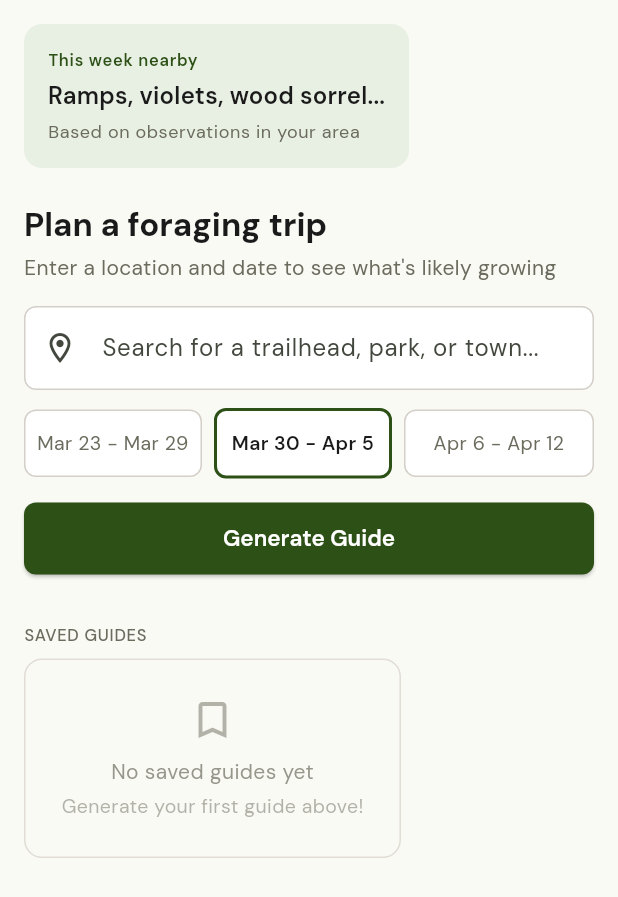
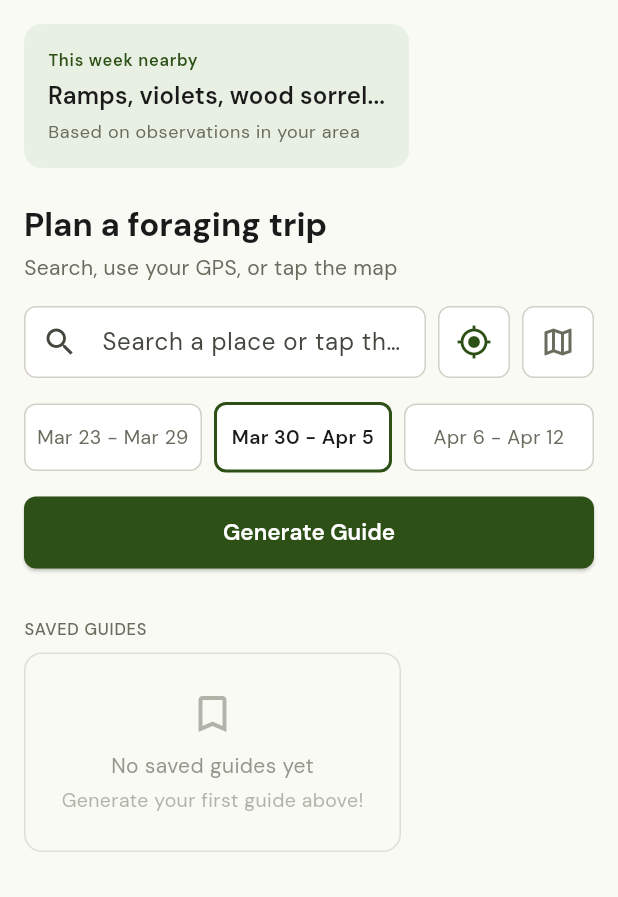
Before and after one commit to CalculatedCodeAux/foragecast, a Flutter app: the HomeScreen screen opened directly, on a phone screen of 412 x 824 dp. Shown: the top 897 px of the screen. Run offline on Flutter 3.47's test engine with Material 3 defaults, Android fonts, the phone set to English and light mode, and no system bars; our stand-ins replace flutter_map, geolocator, google_fonts, latlong2, shared_preferences; accounts and stored records are empty.

Commit message:
Add GPS location, faster search, and map tap-to-select
Three location input methods:
1. GPS "use my location" button with permission handling
2. Text search with 2-char minimum and 300ms debounce (was 3-char/500ms)
3. Interactive map with tap-to-drop-pin (OpenStreetMap tiles)

New widget: LocationPicker combines all three methods.
Search results show full address + short name.
Map toggles open/closed. Pin updates on search selection or GPS.

Dependencies added: geolocator, flutter_map, latlong2
Android permissions: ACCESS_FINE_LOCATION, ACCESS_COARSE_LOCATION

Co-Authored-By: Claude Opus 4.6 (1M context) <noreply@anthropic.com>

```diff
--- a/flutter_app/lib/screens/home_screen.dart
+++ b/flutter_app/lib/screens/home_screen.dart
@@ -1,11 +1,10 @@
-import 'dart:async';
 import 'package:flutter/material.dart';
 import '../theme.dart';
 import '../services/api_client.dart';
-import '../services/geocoding.dart';
+import '../widgets/location_picker.dart';
 import 'guide_screen.dart';
 
-/// Home screen: branded snapshot + location search + date picker + saved guides.
+/// Home screen: branded snapshot + location picker + date picker + saved guides.
 class HomeScreen extends StatefulWidget {
   const HomeScreen({super.key});
 
@@ -14,19 +13,12 @@ class HomeScreen extends StatefulWidget {
 }
 
 class _HomeScreenState extends State<HomeScreen> {
-  final _searchController = TextEditingController();
   final _apiClient = ApiClient();
-  final _geocoding = GeocodingService();
 
   int _selectedWeekOffset = 1;
   bool _isLoading = false;
-  bool _isSearching = false;
   String? _error;
-
-  // Geocoding state
-  List<GeocodingResult> _searchResults = [];
-  GeocodingResult? _selectedLocation;
-  Timer? _debounce;
+  SelectedLocation? _selectedLocation;
 
   DateTime get _weekStart {
     final now = DateTime.now();
@@ -36,47 +28,9 @@ class _HomeScreenState extends State<HomeScreen> {
 
   DateTime get _weekEnd => _weekStart.add(const Duration(days: 6));
 
-  void _onSearchChanged(String query) {
-    // Clear selection when user edits text
-    if (_selectedLocation != null) {
-      setState(() => _selectedLocation = null);
-    }
-
-    _debounce?.cancel();
-    if (query.trim().length < 3) {
-      setState(() => _searchResults = []);
-      return;
-    }
-
-    _debounce = Timer(const Duration(milliseconds: 500), () async {
-      if (!mounted) return;
-      setState(() => _isSearching = true);
-      try {
-        final results = await _geocoding.search(query);
-        if (mounted) {
-          setState(() {
-            _searchResults = results;
-            _isSearching = false;
-          });
-        }
-      } on GeocodingException {
-        if (mounted) setState(() => _isSearching = false);
-      }
-    });
-  }
-
-  void _selectLocation(GeocodingResult result) {
-    setState(() {
-      _selectedLocation = result;
-      _searchController.text = result.shortName;
-      _searchResults = [];
-    });
-    FocusScope.of(context).unfocus();
-  }
-
   Future<void> _generateGuide() async {
     if (_selectedLocation == null) {
-      setState(() => _error = 'Select a location from the search results first.');
+      setState(() => _error = 'Pick a location first: search, use GPS, or tap the map.');
       return;
     }
 
@@ -124,10 +78,7 @@ class _HomeScreenState extends State<HomeScreen> {
     return Scaffold(
       body: SafeArea(
         child: GestureDetector(
-          onTap: () {
-            FocusScope.of(context).unfocus();
-            setState(() => _searchResults = []);
-          },
+          onTap: () => FocusScope.of(context).unfocus(),
           child: SingleChildScrollView(
             padding: const EdgeInsets.all(ForageTheme.sp16),
             child: Column(
@@ -180,117 +131,25 @@ class _HomeScreenState extends State<HomeScreen> {
                 ),
                 const SizedBox(height: ForageTheme.sp4),
                 Text(
-                  'Enter a location and date to see what\'s likely growing',
+                  'Search, use your GPS, or tap the map',
                   style: Theme.of(context).textTheme.bodyMedium?.copyWith(
                         color: ForageTheme.textMuted,
                       ),
                 ),
                 const SizedBox(height: ForageTheme.sp16),
 
-                // Location search with autocomplete
-                TextField(
-                  controller: _searchController,
-                  onChanged: _onSearchChanged,
-                  decoration: InputDecoration(
-                    hintText: 'Search for a trailhead, park, or town...',
-                    prefixIcon: _selectedLocation != null
-                        ? const Icon(Icons.check_circle, color: ForageTheme.primary)
-                        : const Icon(Icons.location_on_outlined),
-                    suffixIcon: _isSearching
-                        ? const Padding(
-                            padding: EdgeInsets.all(12),
-                            child: SizedBox(
-                              width: 20, height: 20,
-                              child: CircularProgressIndicator(strokeWidth: 2),
-                            ),
-                          )
-                        : _searchController.text.isNotEmpty
-                            ? IconButton(
-                                icon: const Icon(Icons.clear, size: 20),
-                                onPressed: () {
-                                  _searchController.clear();
-                                  setState(() {
-                                    _selectedLocation = null;
-                                    _searchResults = [];
-                                    _error = null;
-                                  });
-                                },
-                              )
-                            : null,
-                    border: OutlineInputBorder(
-                      borderRadius: BorderRadius.circular(8),
-                      borderSide: const BorderSide(color: Color(0xFFD4D0C8)),
-                    ),
-                    enabledBorder: OutlineInputBorder(
-                      borderRadius: BorderRadius.circular(8),
-                      borderSide: BorderSide(
-                        color: _selectedLocation != null
-                            ? ForageTheme.primary
-                            : const Color(0xFFD4D0C8),
-                      ),
-                    ),
-                    focusedBorder: OutlineInputBorder(
-                      borderRadius: BorderRadius.circular(8),
-                      borderSide: const BorderSide(color: ForageTheme.primary, width: 2),
-                    ),
-                    filled: true,
-                    fillColor: ForageTheme.surface,
-                  ),
+                // Location picker (search + GPS + map)
+                LocationPicker(
+                  initialLocation: _selectedLocation,
+                  onLocationSelected: (loc) {
+                    setState(() {
+                      _selectedLocation = loc;
+                      _error = null;
+                    });
+                  },
                 ),
 
-                // Search results dropdown
-                if (_searchResults.isNotEmpty)
-                  Container(
-                    margin: const EdgeInsets.only(top: 2),
-                    decoration: BoxDecoration(
-                      color: ForageTheme.surface,
-                      borderRadius: BorderRadius.circular(8),
-                      border: Border.all(color: const Color(0xFFD4D0C8)),
-                      boxShadow: [
-                        BoxShadow(
-                          color: Colors.black.withValues(alpha: 0.08),
-                          blurRadius: 8,
-                          offset: const Offset(0, 4),
-                        ),
-                      ],
-                    ),
-                    child: Column(
-                      children: _searchResults.map((result) {
-                        return InkWell(
-                          onTap: () => _selectLocation(result),
-                          child: Padding(
-                            padding: const EdgeInsets.symmetric(
-                              horizontal: ForageTheme.sp12,
-                              vertical: ForageTheme.sp12,
-                            ),
-                            child: Row(
-                              children: [
-                                const Icon(Icons.location_on_outlined,
-                                    size: 18, color: ForageTheme.textMuted),
-                                const SizedBox(width: ForageTheme.sp8),
-                                Expanded(
-                                  child: Text(
-                                    result.shortName,
-                                    style: const TextStyle(fontSize: 14),
-                                    overflow: TextOverflow.ellipsis,
-                                  ),
-                                ),
-                                Text(
-                                  '${result.lat.toStringAsFixed(2)}, ${result.lng.toStringAsFixed(2)}',
-                                  style: const TextStyle(
-                                    fontSize: 12,
-                                    color: ForageTheme.textMuted,
-                                  ),
-                                ),
-                              ],
-                            ),
-                          ),
-                        );
-                      }).toList(),
-                    ),
-                  ),
-
-                const SizedBox(height: ForageTheme.sp12),
+                const SizedBox(height: ForageTheme.sp16),
 
                 // Date pills
                 Row(
@@ -425,11 +284,4 @@ class _HomeScreenState extends State<HomeScreen> {
       ),
     );
   }
-
-  @override
-  void dispose() {
-    _searchController.dispose();
-    _debounce?.cancel();
-    super.dispose();
-  }
 }
--- /dev/null
+++ b/flutter_app/lib/widgets/location_picker.dart
@@ -0,0 +1,443 @@
+import 'dart:async';
+import 'package:flutter/material.dart';
+import 'package:flutter_map/flutter_map.dart';
+import 'package:geolocator/geolocator.dart';
+import 'package:latlong2/latlong.dart';
+import '../theme.dart';
+import '../services/geocoding.dart';
+
+/// Combined location picker: GPS button + text search + map tap.
+/// Returns a SelectedLocation when the user picks a place.
+class LocationPicker extends StatefulWidget {
+  final void Function(SelectedLocation location) onLocationSelected;
+  final SelectedLocation? initialLocation;
+
+  const LocationPicker({
+    super.key,
+    required this.onLocationSelected,
+    this.initialLocation,
+  });
+
+  @override
+  State<LocationPicker> createState() => _LocationPickerState();
+}
+
+class SelectedLocation {
+  final double lat;
+  final double lng;
+  final String name;
+
+  SelectedLocation({required this.lat, required this.lng, required this.name});
+}
+
+class _LocationPickerState extends State<LocationPicker> {
+  final _searchController = TextEditingController();
+  final _geocoding = GeocodingService();
+  final _mapController = MapController();
+
+  List<GeocodingResult> _searchResults = [];
+  bool _isSearching = false;
+  bool _isLocating = false;
+  bool _showMap = false;
+  SelectedLocation? _selected;
+  Timer? _debounce;
+
+  // Map state
+  LatLng? _mapPin;
+
+  @override
+  void initState() {
+    super.initState();
+    _selected = widget.initialLocation;
+    if (_selected != null) {
+      _searchController.text = _selected!.name;
+      _mapPin = LatLng(_selected!.lat, _selected!.lng);
+    }
+  }
+
+  void _onSearchChanged(String query) {
+    if (_selected != null) {
+      setState(() => _selected = null);
+    }
+
+    _debounce?.cancel();
+
+    // Start searching after just 2 characters, 300ms debounce (faster)
+    if (query.trim().length < 2) {
+      setState(() => _searchResults = []);
+      return;
+    }
+
+    _debounce = Timer(const Duration(milliseconds: 300), () async {
+      if (!mounted) return;
+      setState(() => _isSearching = true);
+      try {
+        final results = await _geocoding.search(query);
+        if (mounted) {
+          setState(() {
+            _searchResults = results;
+            _isSearching = false;
+          });
+        }
+      } on GeocodingException {
+        if (mounted) setState(() => _isSearching = false);
+      }
+    });
+  }
+
+  void _selectSearchResult(GeocodingResult result) {
+    final loc = SelectedLocation(
+      lat: result.lat,
+      lng: result.lng,
+      name: result.shortName,
+    );
+    setState(() {
+      _selected = loc;
+      _searchController.text = result.shortName;
+      _searchResults = [];
+      _mapPin = LatLng(result.lat, result.lng);
+    });
+    FocusScope.of(context).unfocus();
+    widget.onLocationSelected(loc);
+  }
+
+  Future<void> _useMyLocation() async {
+    setState(() => _isLocating = true);
+
+    try {
+      // Check permission
+      LocationPermission permission = await Geolocator.checkPermission();
+      if (permission == LocationPermission.denied) {
+        permission = await Geolocator.requestPermission();
+        if (permission == LocationPermission.denied) {
+          if (mounted) {
+            ScaffoldMessenger.of(context).showSnackBar(
+              const SnackBar(content: Text('Location permission denied.')),
+            );
+          }
+          return;
+        }
+      }
+
+      if (permission == LocationPermission.deniedForever) {
+        if (mounted) {
+          ScaffoldMessenger.of(context).showSnackBar(
+            const SnackBar(
+              content: Text('Location permission permanently denied. Enable in Settings.'),
+            ),
+          );
+        }
+        return;
+      }
+
+      // Get position
+      final position = await Geolocator.getCurrentPosition(
+        locationSettings: const LocationSettings(
+          accuracy: LocationAccuracy.medium,
+          timeLimit: Duration(seconds: 10),
+        ),
+      );
+
+      // Reverse geocode to get a name
+      String locationName = '${position.latitude.toStringAsFixed(3)}, ${position.longitude.toStringAsFixed(3)}';
+      try {
+        final results = await _geocoding.search(
+          '${position.latitude},${position.longitude}',
+        );
+        if (results.isNotEmpty) {
+          locationName = results.first.shortName;
+        }
+      } catch (_) {
+        // Keep coordinate string if reverse geocoding fails
+      }
+
+      final loc = SelectedLocation(
+        lat: position.latitude,
+        lng: position.longitude,
+        name: locationName,
+      );
+
+      if (mounted) {
+        setState(() {
+          _selected = loc;
+          _searchController.text = locationName;
+          _searchResults = [];
+          _mapPin = LatLng(position.latitude, position.longitude);
+        });
+        widget.onLocationSelected(loc);
+      }
+    } catch (e) {
+      if (mounted) {
+        ScaffoldMessenger.of(context).showSnackBar(
+          SnackBar(content: Text('Could not get location: $e')),
+        );
+      }
+    } finally {
+      if (mounted) setState(() => _isLocating = false);
+    }
+  }
+
+  void _onMapTap(TapPosition tapPosition, LatLng point) async {
+    // Reverse geocode the tapped point
+    String name = '${point.latitude.toStringAsFixed(3)}, ${point.longitude.toStringAsFixed(3)}';
+    try {
+      final results = await _geocoding.search(
+        '${point.latitude},${point.longitude}',
+      );
+      if (results.isNotEmpty) {
+        name = results.first.shortName;
+      }
+    } catch (_) {}
+
+    final loc = SelectedLocation(
+      lat: point.latitude,
+      lng: point.longitude,
+      name: name,
+    );
+
+    setState(() {
+      _selected = loc;
+      _searchController.text = name;
+      _mapPin = point;
+      _searchResults = [];
+    });
+    widget.onLocationSelected(loc);
+  }
+
+  @override
+  Widget build(BuildContext context) {
+    return Column(
+      crossAxisAlignment: CrossAxisAlignment.start,
+      children: [
+        // Search field + GPS button
+        Row(
+          children: [
+            Expanded(
+              child: TextField(
+                controller: _searchController,
+                onChanged: _onSearchChanged,
+                decoration: InputDecoration(
+                  hintText: 'Search a place or tap the map...',
+                  prefixIcon: _selected != null
+                      ? const Icon(Icons.check_circle, color: ForageTheme.primary)
+                      : const Icon(Icons.search),
+                  suffixIcon: _isSearching
+                      ? const Padding(
+                          padding: EdgeInsets.all(12),
+                          child: SizedBox(
+                            width: 20, height: 20,
+                            child: CircularProgressIndicator(strokeWidth: 2),
+                          ),
+                        )
+                      : _searchController.text.isNotEmpty
+                          ? IconButton(
+                              icon: const Icon(Icons.clear, size: 20),
+                              onPressed: () {
+                                _searchController.clear();
+                                setState(() {
+                                  _selected = null;
+                                  _searchResults = [];
+                                  _mapPin = null;
+                                });
+                              },
+                            )
+                          : null,
+                  contentPadding: const EdgeInsets.symmetric(
+                    horizontal: ForageTheme.sp12,
+                    vertical: ForageTheme.sp12,
+                  ),
+                  border: OutlineInputBorder(
+                    borderRadius: BorderRadius.circular(8),
+                    borderSide: const BorderSide(color: Color(0xFFD4D0C8)),
+                  ),
+                  enabledBorder: OutlineInputBorder(
+                    borderRadius: BorderRadius.circular(8),
+                    borderSide: BorderSide(
+                      color: _selected != null
+                          ? ForageTheme.primary
+                          : const Color(0xFFD4D0C8),
+                    ),
+                  ),
+                  focusedBorder: OutlineInputBorder(
+                    borderRadius: BorderRadius.circular(8),
+                    borderSide: const BorderSide(color: ForageTheme.primary, width: 2),
+                  ),
+                  filled: true,
+                  fillColor: ForageTheme.surface,
+                ),
+              ),
+            ),
+            const SizedBox(width: ForageTheme.sp8),
+            // GPS button
+            SizedBox(
+              height: 48,
+              width: 48,
+              child: Material(
+                color: ForageTheme.surface,
+                borderRadius: BorderRadius.circular(8),
+                child: InkWell(
+                  borderRadius: BorderRadius.circular(8),
+                  onTap: _isLocating ? null : _useMyLocation,
+                  child: Container(
+                    decoration: BoxDecoration(
+                      border: Border.all(color: const Color(0xFFD4D0C8)),
+                      borderRadius: BorderRadius.circular(8),
+                    ),
+                    child: _isLocating
+                        ? const Padding(
+                            padding: EdgeInsets.all(12),
+                            child: SizedBox(
+                              width: 20, height: 20,
+                              child: CircularProgressIndicator(strokeWidth: 2),
+                            ),
+                          )
+                        : const Icon(Icons.my_location, color: ForageTheme.primary),
+                  ),
+                ),
+              ),
+            ),
+            const SizedBox(width: ForageTheme.sp8),
+            // Map toggle button
+            SizedBox(
+              height: 48,
+              width: 48,
+              child: Material(
+                color: _showMap ? ForageTheme.primary : ForageTheme.surface,
+                borderRadius: BorderRadius.circular(8),
+                child: InkWell(
+                  borderRadius: BorderRadius.circular(8),
+                  onTap: () => setState(() => _showMap = !_showMap),
+                  child: Container(
+                    decoration: BoxDecoration(
+                      border: Border.all(
+                        color: _showMap ? ForageTheme.primary : const Color(0xFFD4D0C8),
+                      ),
+                      borderRadius: BorderRadius.circular(8),
+                    ),
+                    child: Icon(
+                      Icons.map_outlined,
+                      color: _showMap ? Colors.white : ForageTheme.textMuted,
+                    ),
+                  ),
+                ),
+              ),
+            ),
+          ],
+        ),
+
+        // Search results dropdown
+        if (_searchResults.isNotEmpty)
+          Container(
+            margin: const EdgeInsets.only(top: 2),
+            constraints: const BoxConstraints(maxHeight: 200),
+            decoration: BoxDecoration(
+              color: ForageTheme.surface,
+              borderRadius: BorderRadius.circular(8),
+              border: Border.all(color: const Color(0xFFD4D0C8)),
+              boxShadow: [
+                BoxShadow(
+                  color: Colors.black.withValues(alpha: 0.08),
+                  blurRadius: 8,
+                  offset: const Offset(0, 4),
+                ),
+              ],
+            ),
+            child: ListView(
+              shrinkWrap: true,
+              padding: EdgeInsets.zero,
+              children: _searchResults.map((result) {
+                return InkWell(
+                  onTap: () => _selectSearchResult(result),
+                  child: Padding(
+                    padding: const EdgeInsets.symmetric(
+                      horizontal: ForageTheme.sp12,
+                      vertical: ForageTheme.sp12,
+                    ),
+                    child: Row(
+                      children: [
+                        const Icon(Icons.location_on_outlined,
+                            size: 18, color: ForageTheme.textMuted),
+                        const SizedBox(width: ForageTheme.sp8),
+                        Expanded(
+                          child: Column(
+                            crossAxisAlignment: CrossAxisAlignment.start,
+                            children: [
+                              Text(
+                                result.shortName,
+                                style: const TextStyle(fontSize: 14, fontWeight: FontWeight.w500),
+                                overflow: TextOverflow.ellipsis,
+                              ),
+                              Text(
+                                result.displayName,
+                                style: const TextStyle(fontSize: 11, color: ForageTheme.textMuted),
+                                overflow: TextOverflow.ellipsis,
+                                maxLines: 1,
+                              ),
+                            ],
+                          ),
+                        ),
+                      ],
+                    ),
+                  ),
+                );
+              }).toList(),
+            ),
+          ),
+
+        // Map (collapsible)
+        if (_showMap) ...[
+          const SizedBox(height: ForageTheme.sp8),
+          Container(
+            height: 220,
+            decoration: BoxDecoration(
+              borderRadius: BorderRadius.circular(8),
+              border: Border.all(color: const Color(0xFFD4D0C8)),
+            ),
+            clipBehavior: Clip.antiAlias,
+            child: FlutterMap(
+              mapController: _mapController,
+              options: MapOptions(
+                initialCenter: _mapPin ?? const LatLng(39.8, -98.5), // center of US
+                initialZoom: _mapPin != null ? 10 : 4,
+                onTap: _onMapTap,
+              ),
+              children: [
+                TileLayer(
+                  urlTemplate: 'https://tile.openstreetmap.org/{z}/{x}/{y}.png',
+                  userAgentPackageName: 'com.foragecast.foragecast',
+                ),
+                if (_mapPin != null)
+                  MarkerLayer(
+                    markers: [
+                      Marker(
+                        point: _mapPin!,
+                        width: 40,
+                        height: 40,
+                        child: const Icon(
+                          Icons.location_pin,
+                          color: ForageTheme.primary,
+                          size: 40,
+                        ),
+                      ),
+                    ],
+                  ),
+              ],
+            ),
+          ),
+          const SizedBox(height: ForageTheme.sp4),
+          Text(
+            'Tap the map to drop a pin',
+            style: TextStyle(fontSize: 12, color: ForageTheme.textMuted.withValues(alpha: 0.7)),
+          ),
+        ],
+      ],
+    );
+  }
+
+  @override
+  void dispose() {
+    _searchController.dispose();
+    _debounce?.cancel();
+    super.dispose();
+  }
+}
--- a/flutter_app/pubspec.yaml
+++ b/flutter_app/pubspec.yaml
@@ -36,6 +36,9 @@ dependencies:
   google_fonts: ^6.2.0
   sqflite: ^2.3.0
   path: ^1.9.0
+  geolocator: ^13.0.2
+  flutter_map: ^7.0.2
+  latlong2: ^0.9.1
 
 dev_dependencies:
   flutter_test:
```
Also changed, not shown: flutter_app/pubspec.lock, 1 other file.
